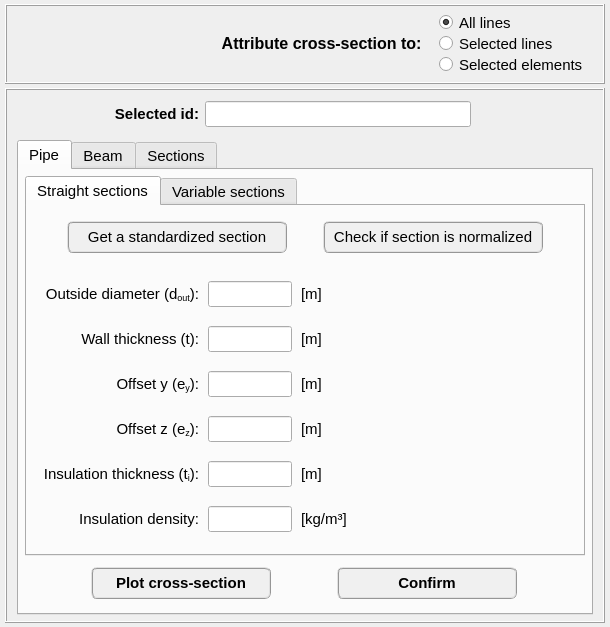
Before: the Qt Designer form data/user_input/ui/Model/Setup/Structural/cross_section_inputs.ui in open-pulse/OpenPulse, drawn with Qt 5.
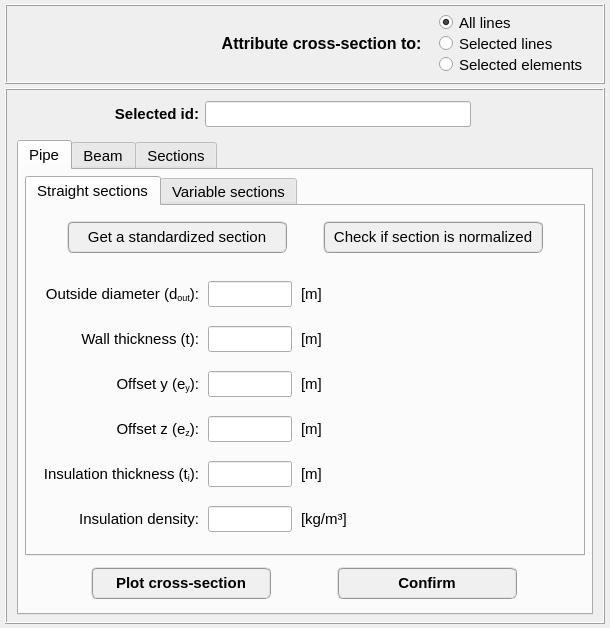
After: the same form once the commit is applied. Icons and pictures are not drawn.

```diff
--- a/data/user_input/ui/Model/Setup/Structural/cross_section_inputs.ui
+++ b/data/user_input/ui/Model/Setup/Structural/cross_section_inputs.ui
@@ -10,7 +10,7 @@
     <x>0</x>
     <y>0</y>
     <width>610</width>
-    <height>627</height>
+    <height>628</height>
    </rect>
   </property>
   <property name="sizePolicy">
@@ -22,13 +22,13 @@
   <property name="minimumSize">
    <size>
     <width>610</width>
-    <height>610</height>
+    <height>628</height>
    </size>
   </property>
   <property name="maximumSize">
    <size>
     <width>610</width>
-    <height>627</height>
+    <height>628</height>
    </size>
   </property>
   <property name="contextMenuPolicy">
```
